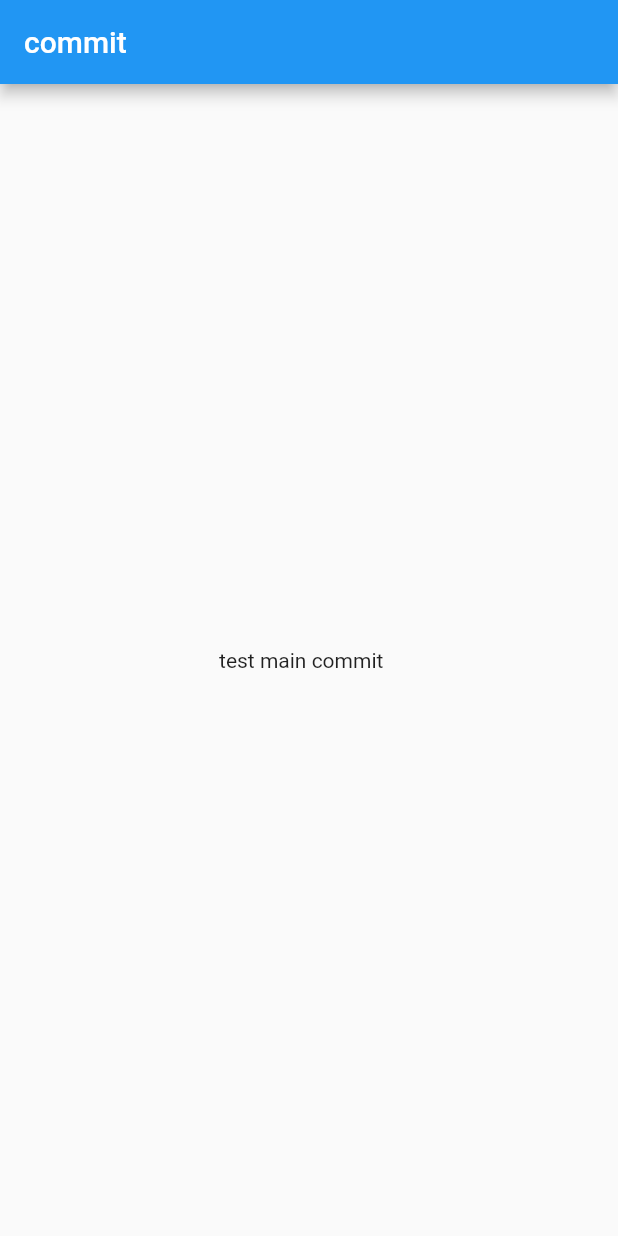
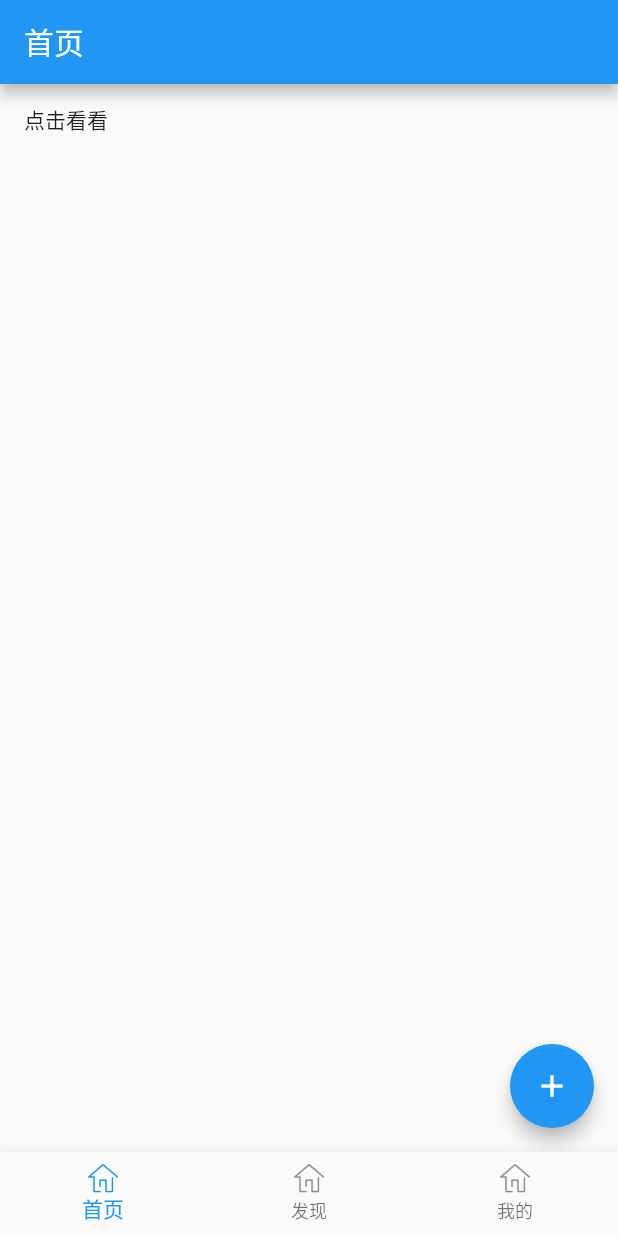
Before and after one commit to lixiaopeng186/flutter, a Flutter app: the screen it shows after launch, on a phone screen of 412 x 824 dp. Run offline on Flutter 3.47's test engine with Material 2 defaults, Android fonts, the phone set to English and light mode, and no system bars.

Commit message:
新增底部tab切换

```diff
--- /dev/null
+++ b/lib/common/Resource.dart
@@ -0,0 +1,14 @@
+import 'package:flutter/material.dart';
+
+class Images{
+  static String images = "images/";
+  //首页
+  static String main = images + "main.png";
+  static String main_nor = images + "main_nor.png";
+  static String find = images + "find.png";
+  static String find_nor = images + "find_nor.png";
+  static String me = images + "me.png";
+  static String me_nor = images +"me_nor.png";
+
+
+}
--- a/lib/main.dart
+++ b/lib/main.dart
@@ -1,5 +1,8 @@
 import 'package:flutter/material.dart';
-
+import 'package:flutter_app_test/common/Resource.dart';
+import 'package:flutter_app_test/page/main/MainPage.dart';
+import 'package:flutter_app_test/page/main/FindPage.dart';
+import 'package:flutter_app_test/page/main/MindPage.dart';
 void main() => runApp(MyApp());
 
 class MyApp extends StatelessWidget {
@@ -8,26 +11,103 @@ class MyApp extends StatelessWidget {
   Widget build(BuildContext context) {
     return MaterialApp(
       title: 'Flutter Demo',
+      debugShowCheckedModeBanner: false,//去除右上角debug
       theme: ThemeData(
-        // This is the theme of your application.
-        //
-        // Try running your application with "flutter run". You'll see the
-        // application has a blue toolbar. Then, without quitting the app, try
-        // changing the primarySwatch below to Colors.green and then invoke
-        // "hot reload" (press "r" in the console where you ran "flutter run",
-        // or simply save your changes to "hot reload" in a Flutter IDE).
-        // Notice that the counter didn't reset back to zero; the application
-        // is not restarted.
         primarySwatch: Colors.blue,
       ),
-      home: new Scaffold(
-        appBar: new AppBar(
-          title: new Text("commit  "),
-        ),
-        body: new Center(
-          child: new Text("test main commit   "),
-        ),
-      )
+      home:new _MainTab(),
+
     );
   }
 }
+
+class _MainTab extends StatefulWidget{
+
+  @override
+  State<StatefulWidget> createState() {
+    // TODO: implement createState
+    return new _MainBottomTab();
+  }
+}
+
+class _MainBottomTab extends State<_MainTab>{
+  //当前按下的坐标
+  int position = 0;
+  //文字资源
+  var _dataTab;
+  //图片资源
+  var _dataIcon ;
+  //页面
+  var _dataPage;
+
+  //按下tab的处理
+  void _clickTab(int index){
+    setState(() {
+      position = index;
+      print("按下的Index:${index} \t position:${position}");
+    });
+  }
+  //初始化数据
+  void _initTab() {
+    _dataTab = ["首页","发现","我的"];
+    _dataIcon = [
+      [Images.main_nor,Images.main],
+      [Images.find_nor,Images.find],
+      [Images.me_nor,Images.me]
+    ];
+    _dataPage = [
+      new MainPage(),
+      new FindPage(),
+      new MindPage()
+    ];
+  }
+  //选择图片
+  Image getIcon(int index){
+    //判断是否是选中的下标，如果是就用选中的icon
+    String select =   index == position ? _dataIcon[index][1] : _dataIcon[0][0] ;
+    return new Image.asset(select,width: 20,height: 20);
+  }
+  //字体
+  Text getText(int index){
+    //如果是选中的就用选中的颜色字体
+    Color textColor = index == position ? new Color(0xff1296db) : Colors.black87;
+    return new Text(
+      _dataTab[index],
+      style: new TextStyle(
+        fontSize: 12,
+        color: textColor //我们设置的颜色
+      ),
+    );
+  }
+
+  @override
+  Widget build(BuildContext context) {
+    _initTab();
+    // TODO: implement build
+    return new Scaffold(
+      body: _dataPage[position],
+      bottomNavigationBar: new BottomNavigationBar(
+        items: [
+          new BottomNavigationBarItem(icon: getIcon(0),title:getText(0)),
+          new BottomNavigationBarItem(icon: getIcon(1),title:getText(1)),
+          new BottomNavigationBarItem(icon: getIcon(2),title:getText(2))
+        ],
+        onTap: _clickTab,//选择按下的处理
+        currentIndex: position,//当前按下
+      ),
+    );
+  }
+}
+
+
+
+
+
+
+
+
+
+class _BarBean {
+  Icon icon;
+  String title;
+}
--- /dev/null
+++ b/lib/page/main/FindPage.dart
@@ -0,0 +1,17 @@
+import 'package:flutter/material.dart';
+
+class FindPage extends StatelessWidget{
+  @override
+  Widget build(BuildContext context) {
+    // TODO: implement build
+    return new Scaffold(
+      appBar: new AppBar(
+        title: new Text("发现"),
+        backgroundColor: Colors.red,
+      ),
+      body: new Center(
+        child: new Text("发现"),
+      ),
+    );
+  }
+}
--- /dev/null
+++ b/lib/page/main/MainPage.dart
@@ -0,0 +1,34 @@
+import 'package:flutter/material.dart';
+
+class MainPage extends StatelessWidget{
+  @override
+  Widget build(BuildContext context) {
+    // TODO: implement build
+    return new Scaffold(
+      appBar: new AppBar(
+        title: new Text("首页"),
+      ),
+      body: new Column(
+        children: <Widget>[
+          new FlatButton(onPressed: (){
+
+          }, child: new Text("点击看看"))
+        ],
+      ),
+      floatingActionButton: new Builder(builder: (BuildContext context){
+        return new FloatingActionButton(
+            onPressed: (){
+              print("点击-floatingActionButton");
+            },
+            tooltip: "请点击看看",
+            foregroundColor: Colors.white,//前景色
+            backgroundColor: Colors.blue,//背景色
+            elevation: 5.0,//阴影值
+            highlightElevation: 10.0,//点击阴影值
+            shape: new CircleBorder(),//圆形边
+            child: new Icon(Icons.add),//设置图片
+        );
+      }),
+    );
+  }
+}
--- a/pubspec.yaml
+++ b/pubspec.yaml
@@ -34,7 +34,8 @@ dev_dependencies:
 
 # The following section is specific to Flutter.
 flutter:
-
+  assets:
+    - images/
   # The following line ensures that the Material Icons font is
   # included with your application, so that you can use the icons in
   # the material Icons class.
```
Also changed, not shown: lib/page/main/MindPage.dart (added, +17 -0 lines), lib/widget/NavigationIconView.dart (added, +8 -0 lines), images/find.png (added), images/find_nor.png (added), images/main.png (added), images/main_nor.png (added), images/me.png (added), images/me_nor.png (added).
